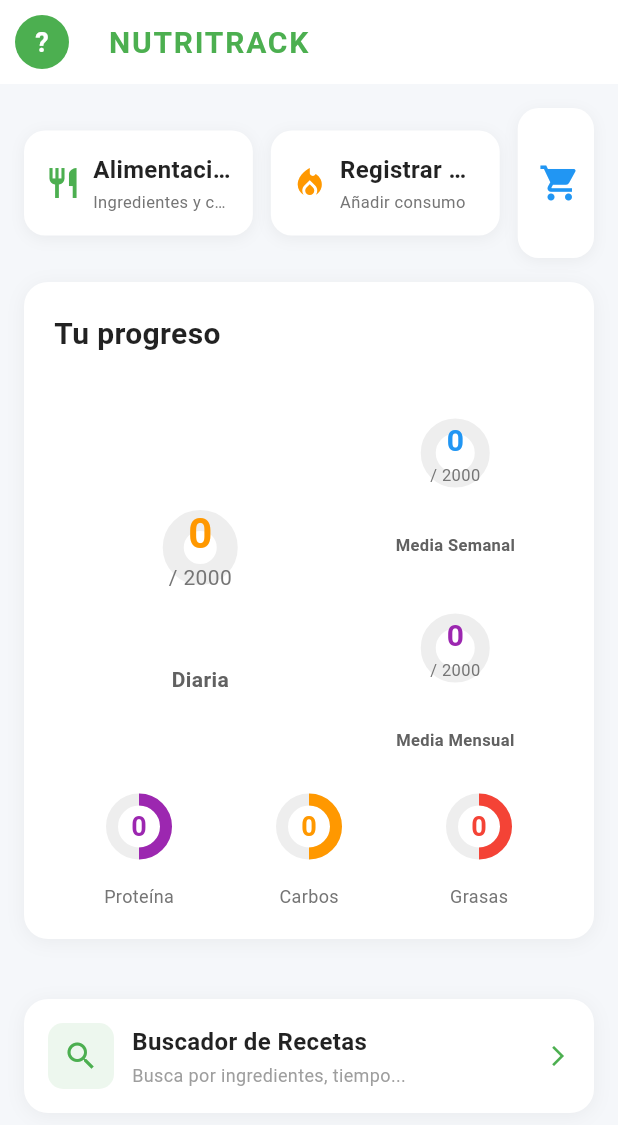
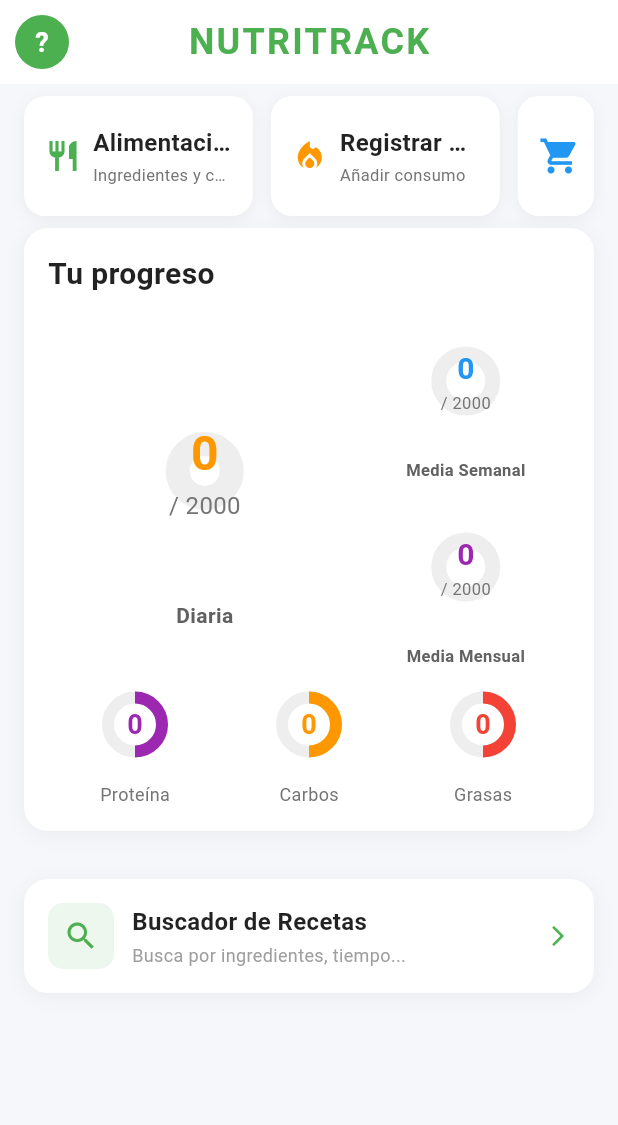
Before and after one commit to power4gods-source/NutriApp, a Flutter app: the HomeScreen screen opened directly, on a phone screen of 412 x 824 dp. Shown: the top 1125 px of the screen. Run offline on Flutter 3.47's test engine with Material 3 defaults, Android fonts, the phone set to English and light mode, and no system bars; our stand-ins replace fl_chart, shared_preferences, supabase_flutter; accounts and stored records are empty; network calls fail.

Commit message:
Homepage UI adjustments: larger centered NUTRITRACK, equal height action cards, larger daily progress circle, reduced spacing

```diff
--- a/nutri_track/lib/screens/home_screen.dart
+++ b/nutri_track/lib/screens/home_screen.dart
@@ -337,11 +337,11 @@ class _HomeScreenState extends State<HomeScreen> {
           style: TextStyle(
             color: Color(0xFF4CAF50),
             fontWeight: FontWeight.bold,
-            fontSize: 20,
-            letterSpacing: 1.2,
+            fontSize: 24,
+            letterSpacing: 1.5,
           ),
         ),
-        centerTitle: false,
+        centerTitle: true,
       ),
       body: _isLoading
           ? const Center(child: CircularProgressIndicator())
@@ -352,13 +352,13 @@ class _HomeScreenState extends State<HomeScreen> {
                 child: Column(
                   crossAxisAlignment: CrossAxisAlignment.start,
                   children: [
-                    const SizedBox(height: 16),
+                    const SizedBox(height: 8),
                     // Sección de Alimentación, Registrar Comida y Lista Compra
                     _buildTopActionsSection(),
-                    const SizedBox(height: 16),
+                    const SizedBox(height: 8),
                     // Tu progreso
                     _buildProgressCard(),
-                    const SizedBox(height: 24),
+                    const SizedBox(height: 16),
                     // Tendencias
                     _buildTrendingSection(),
                     const SizedBox(height: 16),
@@ -389,7 +389,7 @@ class _HomeScreenState extends State<HomeScreen> {
       onTap: _navigateToTracking,
       child: Container(
         margin: const EdgeInsets.symmetric(horizontal: 16),
-        padding: const EdgeInsets.all(20),
+        padding: const EdgeInsets.all(16), // Reducido de 20 a 16
         decoration: BoxDecoration(
           color: Colors.white,
           borderRadius: BorderRadius.circular(16),
@@ -412,7 +412,7 @@ class _HomeScreenState extends State<HomeScreen> {
                 color: Colors.black87,
               ),
             ),
-            const SizedBox(height: 20),
+            const SizedBox(height: 12),
             // Tres círculos: Diaria (grande), Media Semanal y Mensual (pequeños)
             Row(
               mainAxisAlignment: MainAxisAlignment.spaceAround,
@@ -433,7 +433,7 @@ class _HomeScreenState extends State<HomeScreen> {
                       color: Colors.blue,
                       isLarge: false,
                     ),
-                    const SizedBox(height: 16),
+                    const SizedBox(height: 12),
                     _buildProgressCircle(
                       label: 'Media Mensual',
                       value: (_monthlyStats['avg_daily_calories'] ?? 0).toDouble(),
@@ -445,7 +445,7 @@ class _HomeScreenState extends State<HomeScreen> {
                 ),
               ],
             ),
-            const SizedBox(height: 20),
+            const SizedBox(height: 8), // Reducido de 12 a 8
             // Macronutrientes
             Row(
               mainAxisAlignment: MainAxisAlignment.spaceAround,
@@ -561,8 +561,8 @@ class _HomeScreenState extends State<HomeScreen> {
       onTap: onTap,
       child: Container(
         padding: const EdgeInsets.all(14),
-        constraints: BoxConstraints(
-          minHeight: horizontalLayout ? 70 : (isSmall ? 70 : 100), // Reducir altura si es horizontal o pequeño
+        constraints: const BoxConstraints(
+          minHeight: 80, // Misma altura para todas las cajas
         ),
         decoration: BoxDecoration(
           color: Colors.white,
@@ -670,10 +670,10 @@ class _HomeScreenState extends State<HomeScreen> {
   }) {
     final progress = goal > 0 ? (value / goal).clamp(0.0, 1.0) : 0.0;
 
-    final size = isLarge ? 140.0 : 90.0;
-    final strokeWidth = isLarge ? 14.0 : 10.0;
-    final valueFontSize = isLarge ? 28.0 : 20.0;
-    final goalFontSize = isLarge ? 14.0 : 11.0;
+    final size = isLarge ? 160.0 : 90.0; // Aumentado de 140 a 160 para el círculo diaria
+    final strokeWidth = isLarge ? 16.0 : 10.0; // Aumentado de 14 a 16
+    final valueFontSize = isLarge ? 32.0 : 20.0; // Aumentado de 28 a 32
+    final goalFontSize = isLarge ? 16.0 : 11.0; // Aumentado de 14 a 16
     final labelFontSize = isLarge ? 14.0 : 11.0;
 
     return Column(
@@ -713,7 +713,7 @@ class _HomeScreenState extends State<HomeScreen> {
             ],
           ),
         ),
-        const SizedBox(height: 8),
+        const SizedBox(height: 6), // Reducido de 8 a 6
         Text(
           label,
           style: TextStyle(
```
